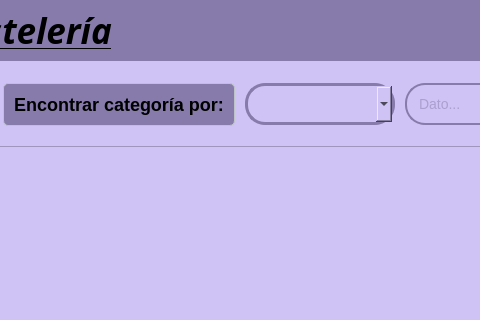
Before: the Qt Designer form app/view/ui/categoriaView.ui in ErickSanat/POS-PythonQt, drawn with Qt 5; both pictures show x 323 to 803 and y 0 to 320 of the 1200 by 691 pixel window.
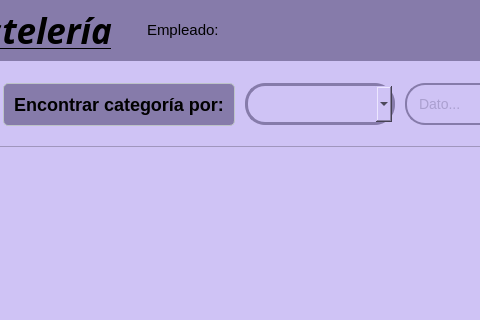
After: the same form once the commit is applied. Icons and pictures are not drawn.

Commit message: update: label de quien esta iniciado

The edit to the form file:
```diff
--- a/app/view/ui/categoriaView.ui
+++ b/app/view/ui/categoriaView.ui
@@ -686,6 +686,29 @@
       </size>
      </property>
     </widget>
+    <widget class="QLabel" name="labelEmpleado">
+     <property name="geometry">
+      <rect>
+       <x>470</x>
+       <y>0</y>
+       <width>186</width>
+       <height>59</height>
+      </rect>
+     </property>
+     <property name="font">
+      <font>
+       <pointsize>11</pointsize>
+      </font>
+     </property>
+     <property name="styleSheet">
+      <string notr="true">color: #00000;
+font-size: 14px;
+color: rgb(134, 123, 170);</string>
+     </property>
+     <property name="text">
+      <string>Empleado:</string>
+     </property>
+    </widget>
    </widget>
   </widget>
   <widget class="QFrame" name="frameFlotante">
```
The commit also changes 19 other files.
